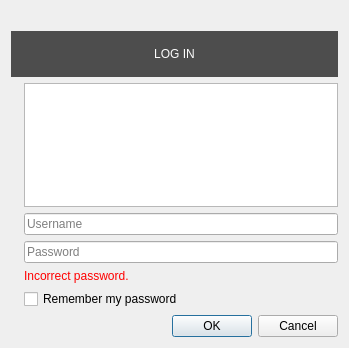
First picture: the form in src/desktop/ui/logindialog.ui, repository csnover/Drawpile, before the edit.
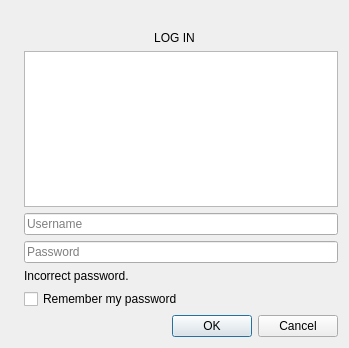
Second picture: the form after the edit. Icons and pictures are not drawn. Custom widgets are drawn as their Qt base class.

Commit message: Remove unnecessary use of stylesheets

The edit to the form file:
```diff
--- a/src/desktop/ui/logindialog.ui
+++ b/src/desktop/ui/logindialog.ui
@@ -51,10 +51,35 @@
         <layout class="QGridLayout">
          <item row="0" column="0" colspan="2">
           <widget class="QLabel" name="loginPromptLabel">
-           <property name="styleSheet">
-            <string notr="true">background: #4d4d4d;
-  color: #fcfcfc;
-  padding: 16px;</string>
+           <property name="autoFillBackground">
+            <bool>true</bool>
+           </property>
+           <property name="palette">
+            <palette>
+             <active>
+              <colorrole role="WindowText">
+               <brush brushstyle="SolidPattern">
+                <color alpha="255">
+                 <red>252</red>
+                 <green>252</green>
+                 <blue>252</blue>
+                </color>
+               </brush>
+              </colorrole>
+              <colorrole role="Window">
+               <brush brushstyle="SolidPattern">
+                <color alpha="255">
+                 <red>77</red>
+                 <green>77</green>
+                 <blue>77</blue>
+                </color>
+               </brush>
+              </colorrole>
+             </active>
+            </palette>
+           </property>
+           <property name="margin">
+            <number>16</number>
            </property>
            <property name="text">
             <string notr="true">LOG IN</string>
@@ -145,8 +170,20 @@
          </item>
          <item row="4" column="1">
           <widget class="QLabel" name="badPasswordLabel">
-           <property name="styleSheet">
-            <string notr="true">color: red</string>
+           <property name="palette">
+            <palette>
+             <active>
+              <colorrole role="WindowText">
+               <brush brushstyle="SolidPattern">
+                <color alpha="255">
+                 <red>255</red>
+                 <green>0</green>
+                 <blue>0</blue>
+                </color>
+               </brush>
+              </colorrole>
+             </active>
+            </palette>
            </property>
            <property name="text">
             <string>Incorrect password.</string>
```
The commit also changes 2 other files.
